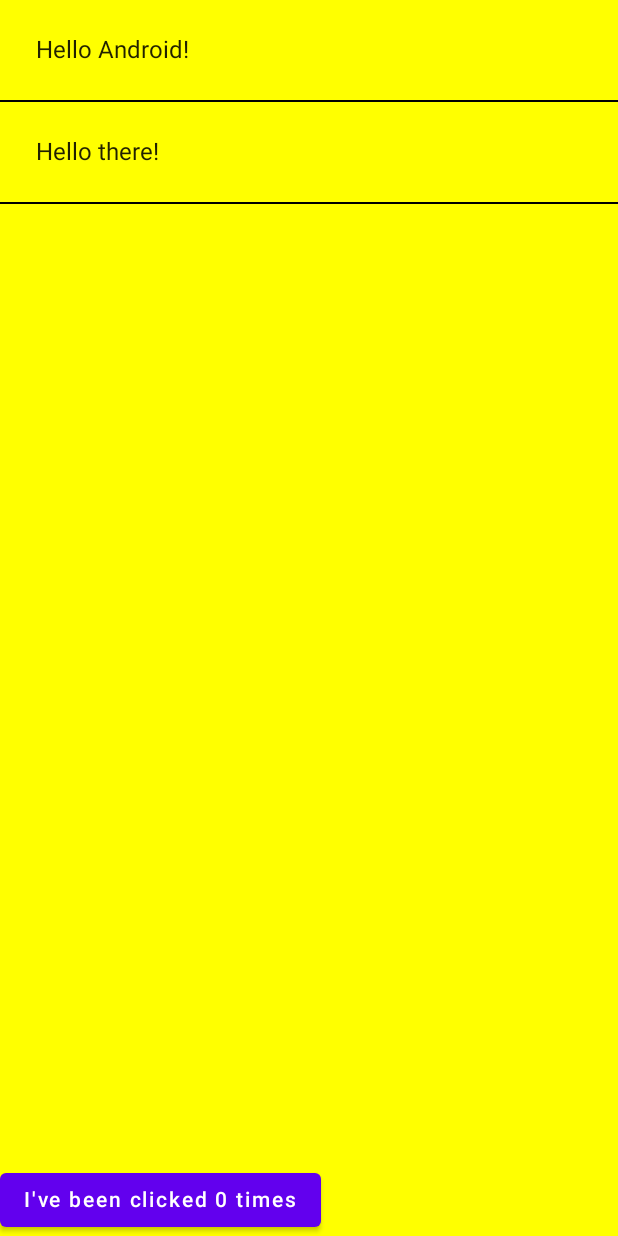
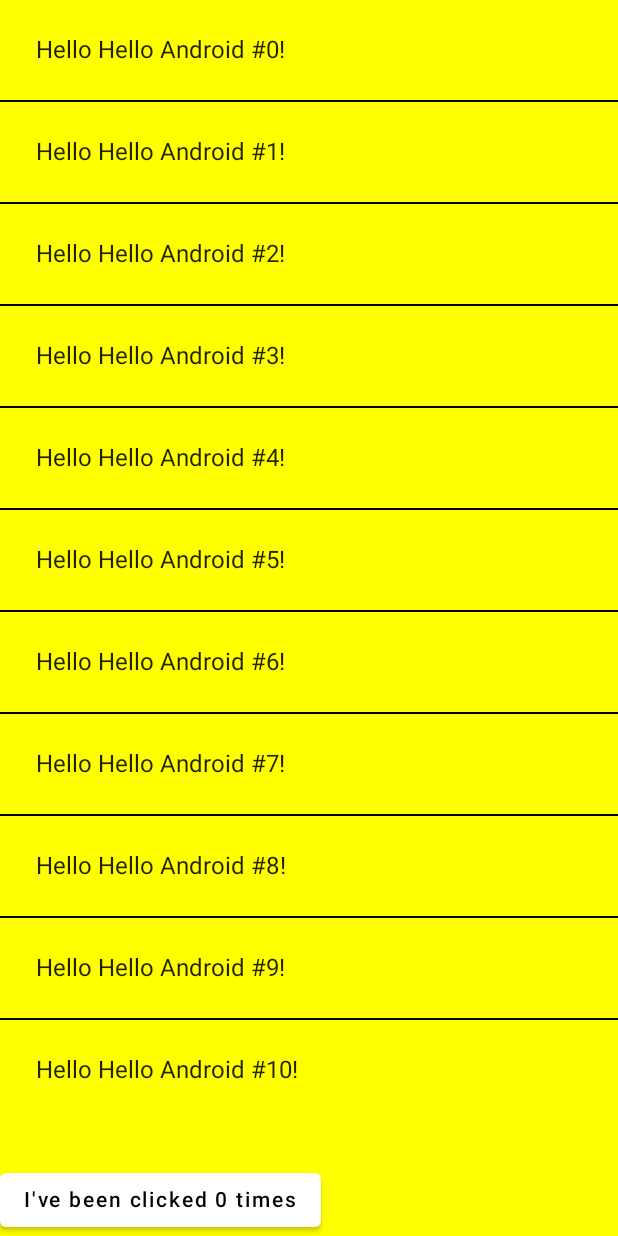
Before and after one commit to cd-glacier/JetPackComposeBasics, an Android app built with Jetpack Compose: the screen it shows after launch (MainActivity), on a phone screen of 412 x 824 dp. Run offline under Robolectric (Android 15) with nearby library versions, the phone set to English and light mode, and no system bars.

Commit message:
Refactoring and use too big name list

```diff
--- a/app/src/main/java/com/example/jetpackcomposebasics/MainActivity.kt
+++ b/app/src/main/java/com/example/jetpackcomposebasics/MainActivity.kt
@@ -7,6 +7,7 @@ import androidx.compose.foundation.layout.Column
 import androidx.compose.foundation.layout.fillMaxHeight
 import androidx.compose.foundation.layout.padding
 import androidx.compose.material.Button
+import androidx.compose.material.ButtonDefaults
 import androidx.compose.material.Surface
 import androidx.compose.material.TabRowDefaults.Divider
 import androidx.compose.material.Text
@@ -40,15 +41,12 @@ fun MyApp(content: @Composable () -> Unit) {
 }
 
 @Composable
-fun MyScreenContent(names: List<String> = listOf("Android", "there")) {
+fun MyScreenContent(names: List<String> = List(1000) { "Hello Android #$it" }) {
     val counterState = remember { mutableStateOf(0) }
 
     Column(modifier = Modifier.fillMaxHeight()) {
         Column(modifier = Modifier.weight(1f)) {
-            for (name in names) {
-                Greeting(name = name)
-                Divider(color = Color.Black)
-            }
+            NameList(names = names)
         }
         Divider(color = Color.Transparent, thickness = 32.dp)
         Counter(
@@ -59,13 +57,28 @@ fun MyScreenContent(names: List<String> = listOf("Android", "there")) {
 }
 
 @Composable
+fun NameList(names: List<String>, modifier: Modifier = Modifier) {
+    Column(modifier = modifier) {
+        for (name in names) {
+            Greeting(name = name)
+            Divider(color = Color.Black)
+        }
+    }
+}
+
+@Composable
 fun Greeting(name: String) {
     Text(text = "Hello $name!", modifier = Modifier.padding(24.dp))
 }
 
 @Composable
 fun Counter(count: Int, updateCount: (Int) -> Unit) {
-    Button(onClick = { updateCount(count + 1) }) {
+    Button(
+        onClick = { updateCount(count + 1) },
+        colors = ButtonDefaults.buttonColors(
+            backgroundColor = if (count > 5) Color.Green else Color.White
+        )
+    ) {
         Text("I've been clicked $count times")
     }
 }
```
